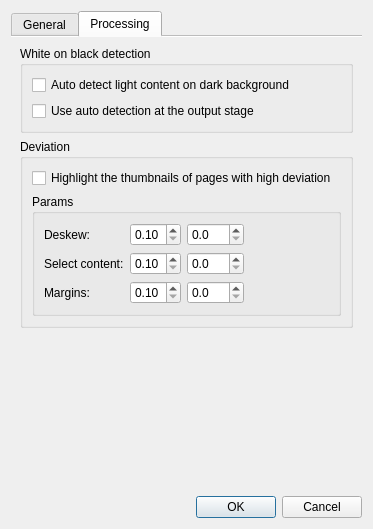
The window that src/app/SettingsDialog.ui (karnigen/scantailor-advanced) describes before a commit, drawn with Qt 5.
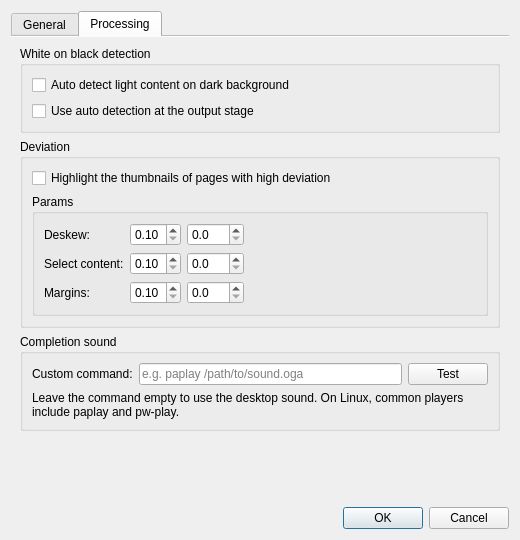
The same window after the commit. The open tabs and pages were chosen to show the change.

Commit message: Fix batch completion sound on Linux

What changed in the file:
```diff
--- a/src/app/SettingsDialog.ui
+++ b/src/app/SettingsDialog.ui
@@ -6,8 +6,8 @@
    <rect>
     <x>0</x>
     <y>0</y>
-    <width>337</width>
-    <height>442</height>
+    <width>520</width>
+    <height>540</height>
    </rect>
   </property>
   <property name="windowTitle">
@@ -588,6 +588,59 @@
          </layout>
         </widget>
        </item>
+       <item>
+        <widget class="QGroupBox" name="completionSoundGroupBox">
+         <property name="title">
+          <string>Completion sound</string>
+         </property>
+         <layout class="QVBoxLayout" name="completionSoundLayout">
+          <item>
+           <layout class="QHBoxLayout" name="completionSoundCommandLayout">
+            <item>
+             <widget class="QLabel" name="externalAlarmCommandLabel">
+              <property name="text">
+               <string>Custom command:</string>
+              </property>
+              <property name="buddy">
+               <cstring>externalAlarmCommandEdit</cstring>
+              </property>
+             </widget>
+            </item>
+            <item>
+             <widget class="QLineEdit" name="externalAlarmCommandEdit">
+              <property name="toolTip">
+               <string>Optional command to play a sound when batch processing finishes. Leave blank for the system sound.</string>
+              </property>
+              <property name="placeholderText">
+               <string>e.g. paplay /path/to/sound.oga</string>
+              </property>
+             </widget>
+            </item>
+            <item>
+             <widget class="QPushButton" name="testCompletionSoundButton">
+              <property name="text">
+               <string>Test</string>
+              </property>
+              <property name="toolTip">
+               <string>Play the configured or system completion sound once.</string>
+              </property>
+             </widget>
+            </item>
+           </layout>
+          </item>
+          <item>
+           <widget class="QLabel" name="completionSoundHelpLabel">
+            <property name="wordWrap">
+             <bool>true</bool>
+            </property>
+            <property name="text">
+             <string>Leave the command empty to use the desktop sound. On Linux, common players include paplay and pw-play.</string>
+            </property>
+           </widget>
+          </item>
+         </layout>
+        </widget>
+       </item>
        <item>
         <spacer name="verticalSpacer">
          <property name="orientation">
```
The commit also changes 5 other files.
